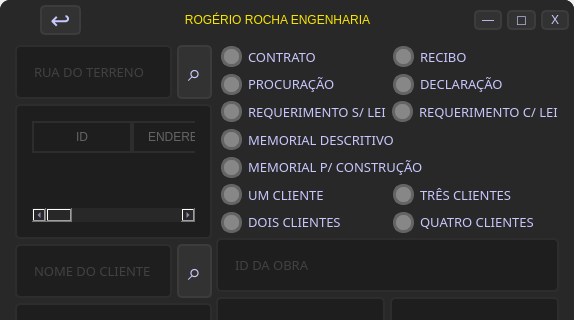
Above: doc.ui from GLimas99/MakeForms before the change; both pictures show x 0 to 574 and y 0 to 320 of the 574 by 468 pixel window. Below: the same form after it.
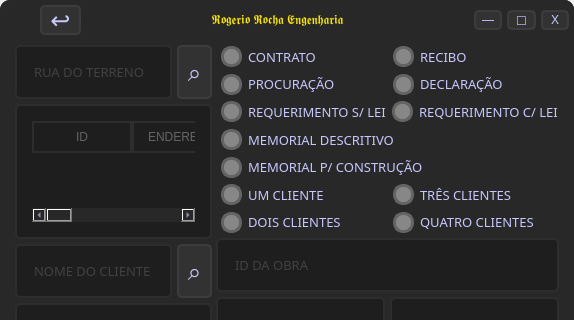
That is the form after the change.

The edit to the form file:
```diff
--- a/doc.ui
+++ b/doc.ui
@@ -198,7 +198,7 @@
 font: 16pt &quot;Masiku&quot;;</string>
                </property>
                <property name="text">
-                <string>ROGÉRIO ROCHA ENGENHARIA</string>
+                <string>𝕽𝖔𝖌𝖊𝖗𝖎𝖔 𝕽𝖔𝖈𝖍𝖆 𝕰𝖓𝖌𝖊𝖓𝖍𝖆𝖗𝖎𝖆</string>
                </property>
                <property name="alignment">
                 <set>Qt::AlignCenter</set>
```
